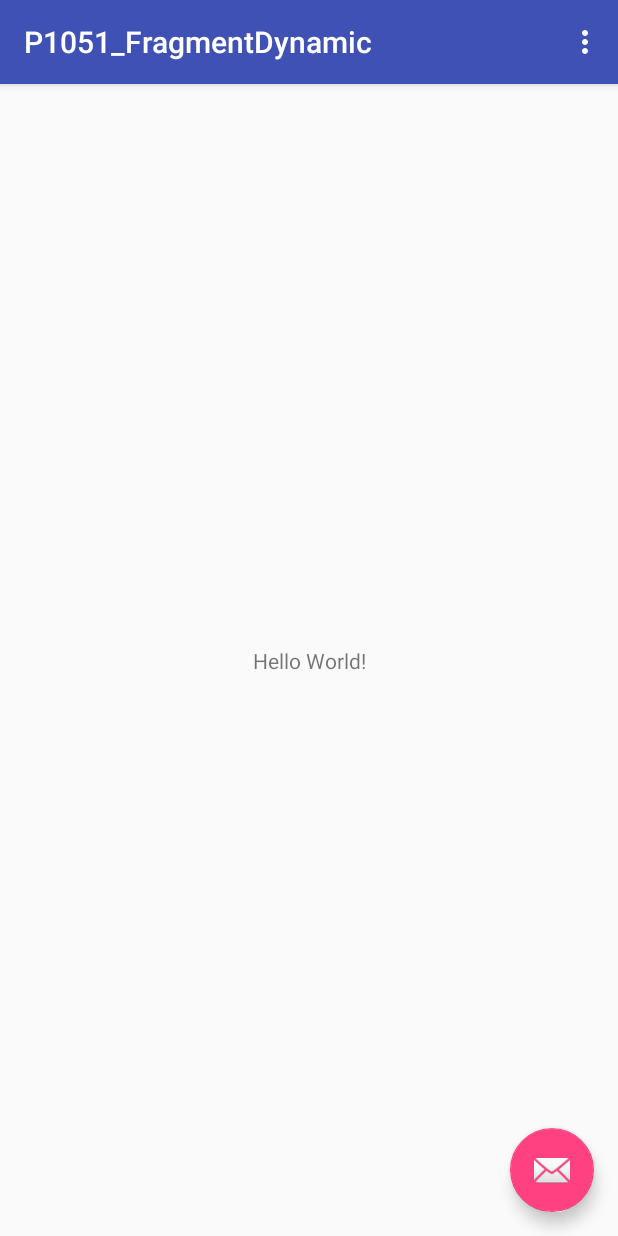
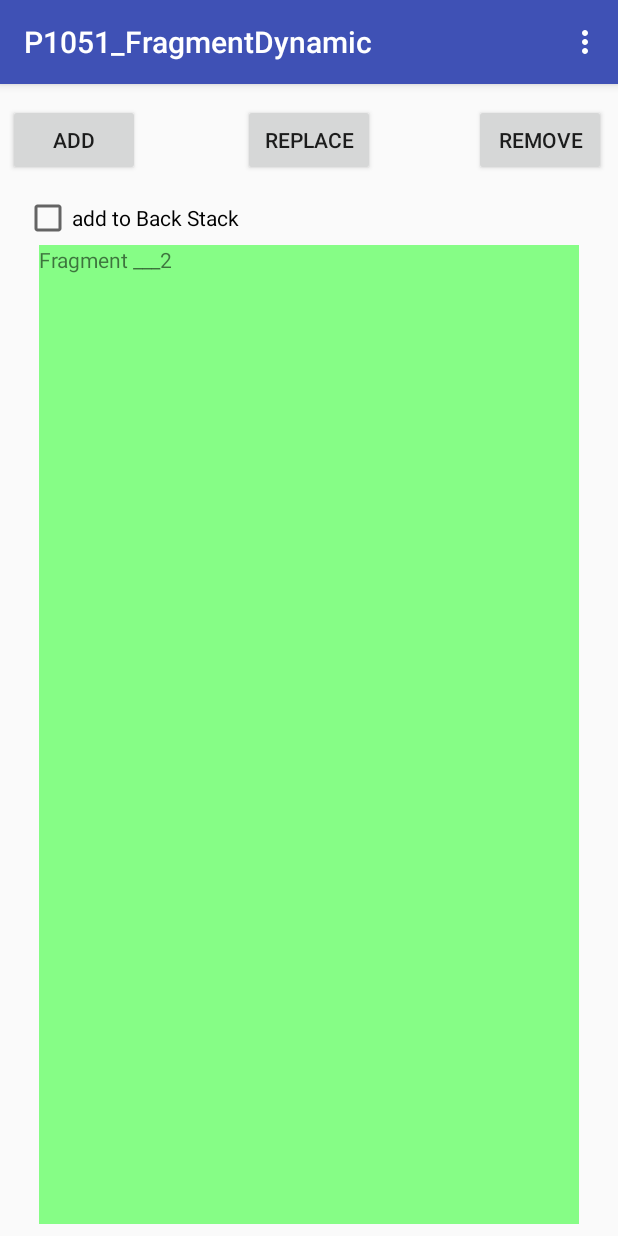
Before and after one commit to dridosh/P1051_FragmentDynamic, an Android app: the screen it shows after launch (MainActivity), in the options menu, after a tap on "Settings", on a phone screen of 412 x 824 dp. Run offline under Robolectric (Android 15) with nearby library versions, the phone set to English and light mode, and no system bars.

Commit message:
Расположил элементы в ConstraintLayout

```diff
--- a/app/build.gradle
+++ b/app/build.gradle
@@ -27,5 +27,6 @@ dependencies {
     compile 'com.android.support:appcompat-v7:25.3.1'
     compile 'com.android.support.constraint:constraint-layout:1.0.2'
     compile 'com.android.support:design:25.3.1'
+    compile 'com.android.support:support-v4:25.3.1'
     testCompile 'junit:junit:4.12'
 }
--- /dev/null
+++ b/app/src/main/java/ru/rsfera/p1051_fragmentdynamic/Fragment1.java
@@ -0,0 +1,29 @@
+package ru.rsfera.p1051_fragmentdynamic;
+
+
+import android.os.Bundle;
+import android.support.v4.app.Fragment;
+import android.view.LayoutInflater;
+import android.view.View;
+import android.view.ViewGroup;
+
+
+/**
+ * A simple {@link Fragment} subclass.
+ */
+public class Fragment1 extends Fragment {
+
+
+    public Fragment1() {
+        // Required empty public constructor
+    }
+
+
+    @Override
+    public View onCreateView(LayoutInflater inflater, ViewGroup container,
+                             Bundle savedInstanceState) {
+        // Inflate the layout for this fragment
+        return inflater.inflate(R.layout.fragment_fragment1, container, false);
+    }
+
+}
--- /dev/null
+++ b/app/src/main/java/ru/rsfera/p1051_fragmentdynamic/Fragment2.java
@@ -0,0 +1,29 @@
+package ru.rsfera.p1051_fragmentdynamic;
+
+
+import android.os.Bundle;
+import android.support.v4.app.Fragment;
+import android.view.LayoutInflater;
+import android.view.View;
+import android.view.ViewGroup;
+
+
+/**
+ * A simple {@link Fragment} subclass.
+ */
+public class Fragment2 extends Fragment {
+
+
+    public Fragment2() {
+        // Required empty public constructor
+    }
+
+
+    @Override
+    public View onCreateView(LayoutInflater inflater, ViewGroup container,
+                             Bundle savedInstanceState) {
+        // Inflate the layout for this fragment
+        return inflater.inflate(R.layout.fragment_fragment2, container, false);
+    }
+
+}
--- a/app/src/main/java/ru/rsfera/p1051_fragmentdynamic/MainActivity.java
+++ b/app/src/main/java/ru/rsfera/p1051_fragmentdynamic/MainActivity.java
@@ -3,13 +3,21 @@ package ru.rsfera.p1051_fragmentdynamic;
 import android.os.Bundle;
 import android.support.design.widget.FloatingActionButton;
 import android.support.design.widget.Snackbar;
+import android.support.v4.app.FragmentTransaction;
 import android.support.v7.app.AppCompatActivity;
 import android.support.v7.widget.Toolbar;
 import android.view.View;
 import android.view.Menu;
 import android.view.MenuItem;
+import android.widget.CheckBox;
 
 public class MainActivity extends AppCompatActivity {
+
+    Fragment1 frag1;
+    Fragment2 frag2;
+    FragmentTransaction fTrans;
+    CheckBox chbStack;
+
 
     @Override
     protected void onCreate(Bundle savedInstanceState) {
@@ -18,14 +26,37 @@ public class MainActivity extends AppCompatActivity {
         Toolbar toolbar = (Toolbar) findViewById(R.id.toolbar);
         setSupportActionBar(toolbar);
 
-        FloatingActionButton fab = (FloatingActionButton) findViewById(R.id.fab);
-        fab.setOnClickListener(new View.OnClickListener() {
-            @Override
-            public void onClick(View view) {
-                Snackbar.make(view, "Replace with your own action", Snackbar.LENGTH_LONG)
-                        .setAction("Action", null).show();
-            }
-        });
+        frag1 = new Fragment1();
+        frag2 = new Fragment2();
+
+        chbStack = (CheckBox)findViewById(R.id.chbStack);
+    }
+
+    public void onClick(View v) {
+        fTrans = getSupportFragmentManager().beginTransaction();
+        switch (v.getId()) {
+            case R.id.btnAdd:
+                fTrans.add(R.id.frgmCont, frag1);
+                break;
+            case R.id.btnRemove:
+                fTrans.remove(frag1);
+                break;
+            case R.id.btnReplace:
+                fTrans.replace(R.id.frgmCont, frag2);
+            default:
+                break;
+        }
+        if (chbStack.isChecked()) fTrans.addToBackStack(null);
+        fTrans.commit();
+
+//        FloatingActionButton fab = (FloatingActionButton) findViewById(R.id.fab);
+//        fab.setOnClickListener(new View.OnClickListener() {
+//            @Override
+//            public void onClick(View view) {
+//                Snackbar.make(view, "Replace with your own action", Snackbar.LENGTH_LONG)
+//                        .setAction("Action", null).show();
+//            }
+//        });
     }
 
     @Override
@@ -49,4 +80,8 @@ public class MainActivity extends AppCompatActivity {
 
         return super.onOptionsItemSelected(item);
     }
+
+
+
+
 }
--- a/app/src/main/res/layout/activity_main.xml
+++ b/app/src/main/res/layout/activity_main.xml
@@ -22,12 +22,12 @@
 
     <include layout="@layout/content_main" />
 
-    <android.support.design.widget.FloatingActionButton
-        android:id="@+id/fab"
-        android:layout_width="wrap_content"
-        android:layout_height="wrap_content"
-        android:layout_gravity="bottom|end"
-        android:layout_margin="@dimen/fab_margin"
-        app:srcCompat="@android:drawable/ic_dialog_email" />
+    <!--<android.support.design.widget.FloatingActionButton-->
+        <!--android:id="@+id/fab"-->
+        <!--android:layout_width="wrap_content"-->
+        <!--android:layout_height="wrap_content"-->
+        <!--android:layout_gravity="bottom|end"-->
+        <!--android:layout_margin="@dimen/fab_margin"-->
+        <!--app:srcCompat="@android:drawable/ic_dialog_email" />-->
 
 </android.support.design.widget.CoordinatorLayout>
--- a/app/src/main/res/layout/content_main.xml
+++ b/app/src/main/res/layout/content_main.xml
@@ -6,15 +6,130 @@
     android:layout_height="match_parent"
     app:layout_behavior="@string/appbar_scrolling_view_behavior"
     tools:context="ru.rsfera.p1051_fragmentdynamic.MainActivity"
-    tools:showIn="@layout/activity_main">
+    tools:showIn="@layout/activity_main"
+    tools:layout_editor_absoluteY="89dp"
+    tools:layout_editor_absoluteX="0dp">
 
-    <TextView
+    <Button
+        android:id="@+id/btnReplace"
         android:layout_width="wrap_content"
         android:layout_height="wrap_content"
-        android:text="Hello World!"
-        app:layout_constraintBottom_toBottomOf="parent"
+        android:onClick="onClick"
+        android:text="@string/replace"
+        tools:layout_constraintTop_creator="1"
+        tools:layout_constraintRight_creator="1"
+        app:layout_constraintRight_toRightOf="parent"
+        android:layout_marginTop="13dp"
+        tools:layout_constraintLeft_creator="1"
         app:layout_constraintLeft_toLeftOf="parent"
-        app:layout_constraintRight_toRightOf="parent"
         app:layout_constraintTop_toTopOf="parent" />
 
+    <Button
+        android:id="@+id/btnRemove"
+        android:layout_width="88dp"
+        android:layout_height="wrap_content"
+        android:onClick="onClick"
+        android:text="@string/remove"
+        tools:layout_constraintTop_creator="1"
+        tools:layout_constraintRight_creator="1"
+        android:layout_marginEnd="8dp"
+        app:layout_constraintRight_toRightOf="parent"
+        android:layout_marginTop="13dp"
+        app:layout_constraintTop_toTopOf="parent"
+        android:layout_marginRight="8dp" />
+
+    <CheckBox
+        android:id="@+id/chbStack"
+        android:layout_width="496dp"
+        android:layout_height="20dp"
+        android:text="@string/stack"
+        tools:layout_constraintTop_creator="1"
+        android:layout_marginStart="16dp"
+        android:layout_marginTop="18dp"
+        app:layout_constraintTop_toBottomOf="@+id/btnAdd"
+        tools:layout_constraintLeft_creator="1"
+        app:layout_constraintLeft_toLeftOf="parent"
+        android:layout_marginLeft="16dp" />
+
+
+    <Button
+        android:id="@+id/btnAdd"
+        android:layout_width="wrap_content"
+        android:layout_height="wrap_content"
+        android:onClick="onClick"
+        android:text="@string/add"
+        tools:layout_constraintTop_creator="1"
+        android:layout_marginStart="5dp"
+        android:layout_marginTop="13dp"
+        tools:layout_constraintLeft_creator="1"
+        app:layout_constraintLeft_toLeftOf="parent"
+        app:layout_constraintTop_toTopOf="parent"
+        android:layout_marginLeft="5dp" />
+
+    <FrameLayout
+        android:id="@+id/frgmCont"
+        android:layout_width="0dp"
+        android:layout_height="0dp"
+        tools:layout_constraintRight_creator="1"
+        tools:layout_constraintBottom_creator="1"
+        android:layout_marginStart="26dp"
+        app:layout_constraintBottom_toBottomOf="parent"
+        android:layout_marginEnd="26dp"
+        app:layout_constraintRight_toRightOf="parent"
+        tools:layout_constraintLeft_creator="1"
+        android:layout_marginBottom="8dp"
+        app:layout_constraintLeft_toLeftOf="parent"
+        android:layout_marginLeft="8dp"
+        android:layout_marginRight="8dp"
+        android:layout_marginTop="8dp"
+        app:layout_constraintTop_toBottomOf="@+id/chbStack"></FrameLayout>
+
+
 </android.support.constraint.ConstraintLayout>
+
+    <!--<?xml version="1.0" encoding="utf-8"?>-->
+    <!--<LinearLayout-->
+    <!--xmlns:android="http://schemas.android.com/apk/res/android"-->
+    <!--xmlns:tools="http://schemas.android.com/tools"-->
+    <!--android:id="@+id/LinearLayout1"-->
+    <!--android:layout_width="match_parent"-->
+    <!--android:layout_height="match_parent"-->
+    <!--android:orientation="vertical">-->
+    <!--<LinearLayout-->
+    <!--android:layout_width="wrap_content"-->
+    <!--android:layout_height="wrap_content"-->
+    <!--android:orientation="vertical">-->
+    <!--<Button-->
+    <!--android:id="@+id/btnAdd"-->
+    <!--android:layout_width="wrap_content"-->
+    <!--android:layout_height="wrap_content"-->
+    <!--android:onClick="onClick"-->
+    <!--android:text="@string/add">-->
+    <!--</Button>-->
+    <!--<Button-->
+    <!--android:id="@+id/btnRemove"-->
+    <!--android:layout_width="wrap_content"-->
+    <!--android:layout_height="wrap_content"-->
+    <!--android:onClick="onClick"-->
+    <!--android:text="@string/remove">-->
+    <!--</Button>-->
+    <!--<Button-->
+    <!--android:id="@+id/btnReplace"-->
+    <!--android:layout_width="wrap_content"-->
+    <!--android:layout_height="wrap_content"-->
+    <!--android:onClick="onClick"-->
+    <!--android:text="@string/replace">-->
+    <!--</Button>-->
+    <!--<CheckBox-->
+    <!--android:id="@+id/chbStack"-->
+    <!--android:layout_width="wrap_content"-->
+    <!--android:layout_height="wrap_content"-->
+    <!--android:text="@string/stack">-->
+    <!--</CheckBox>-->
+    <!--</LinearLayout>-->
+    <!--<FrameLayout-->
+    <!--android:id="@+id/frgmCont"-->
+    <!--android:layout_width="match_parent"-->
+    <!--android:layout_height="match_parent">-->
+    <!--</FrameLayout>-->
+    <!--</LinearLayout>-->
--- /dev/null
+++ b/app/src/main/res/layout/fragment_fragment1.xml
@@ -0,0 +1,13 @@
+<?xml version="1.0" encoding="utf-8"?>
+<LinearLayout
+    xmlns:android="http://schemas.android.com/apk/res/android"
+    android:layout_width="match_parent"
+    android:layout_height="match_parent"
+    android:background="#77ff0000"
+    android:orientation="vertical">
+    <TextView
+        android:layout_width="wrap_content"
+        android:layout_height="wrap_content"
+        android:text="@string/frag1_text">
+    </TextView>
+</LinearLayout>
--- /dev/null
+++ b/app/src/main/res/layout/fragment_fragment2.xml
@@ -0,0 +1,13 @@
+<?xml version="1.0" encoding="utf-8"?>
+<LinearLayout
+    xmlns:android="http://schemas.android.com/apk/res/android"
+    android:layout_width="match_parent"
+    android:layout_height="match_parent"
+    android:background="#7700ff00"
+    android:orientation="vertical">
+    <TextView
+        android:layout_width="wrap_content"
+        android:layout_height="wrap_content"
+        android:text="@string/frag2_text">
+    </TextView>
+</LinearLayout>
--- a/app/src/main/res/values/strings.xml
+++ b/app/src/main/res/values/strings.xml
@@ -1,4 +1,13 @@
 <resources>
     <string name="app_name">P1051_FragmentDynamic</string>
     <string name="action_settings">Settings</string>
+    <string name="frag1_text">Fragment 1</string>
+    <string name="frag2_text">Fragment ___2</string>
+    <string name="add">Add</string>
+    <string name="remove">Remove</string>
+    <string name="replace">Replace</string>
+    <string name="stack">add to Back Stack</string>
+
+    <!-- TODO: Remove or change this placeholder text -->
+    <string name="hello_blank_fragment">Hello blank fragment</string>
 </resources>
```
